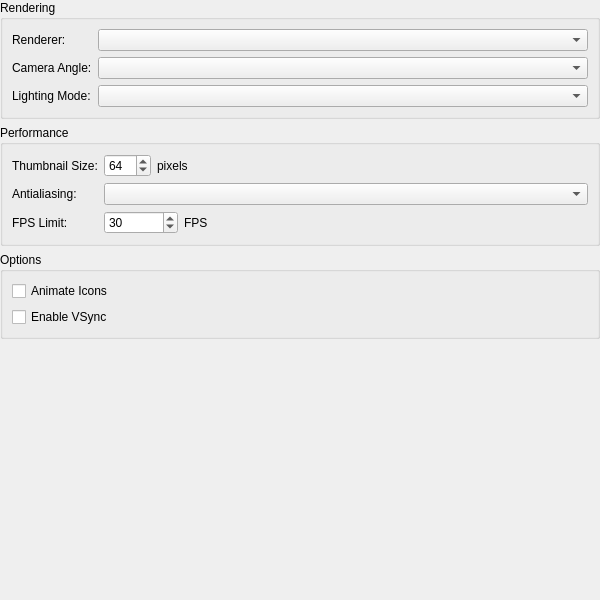
Above: src/ui/Settings/GraphicsSettingsWidget.ui from PCSX2/myMCpp before the change. Below: the same form after it.
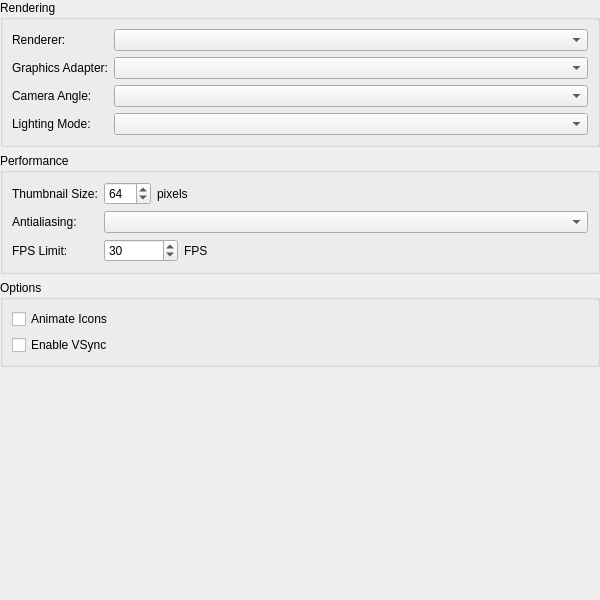
That is the form after the change.

Commit message:
Qt: Add graphics adapter selection
This is limited to VK at this moment because OpenGL can't really do this well. It'll be available when I do my D3D renderers though.

Patch:
```diff
--- a/src/ui/Settings/GraphicsSettingsWidget.ui
+++ b/src/ui/Settings/GraphicsSettingsWidget.ui
@@ -49,6 +49,19 @@
        <widget class="QComboBox" name="rendererCombo"/>
       </item>
       <item row="1" column="0">
+       <widget class="QLabel" name="adapterLabel">
+        <property name="text">
+         <string>Graphics Adapter:</string>
+        </property>
+        <property name="buddy">
+         <cstring>adapterCombo</cstring>
+        </property>
+       </widget>
+      </item>
+      <item row="1" column="1">
+       <widget class="QComboBox" name="adapterCombo"/>
+      </item>
+      <item row="2" column="0">
        <widget class="QLabel" name="cameraLabel">
         <property name="text">
          <string>Camera Angle:</string>
@@ -58,10 +71,10 @@
         </property>
        </widget>
       </item>
-      <item row="1" column="1">
+      <item row="2" column="1">
        <widget class="QComboBox" name="cameraCombo"/>
       </item>
-      <item row="2" column="0">
+      <item row="3" column="0">
        <widget class="QLabel" name="lightingLabel">
         <property name="text">
          <string>Lighting Mode:</string>
@@ -71,7 +84,7 @@
         </property>
        </widget>
       </item>
-      <item row="2" column="1">
+      <item row="3" column="1">
        <widget class="QComboBox" name="lightingCombo"/>
       </item>
      </layout>
```
Left out of the diff: 7 changed lines with no effect on the pictures. The commit also changes 11 other files.
